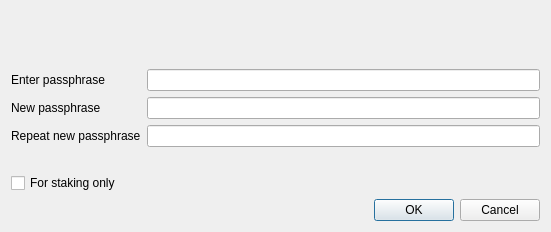
This is src/qt/forms/askpassphrasedialog.ui in privcycoin/privcy as Qt 5 draws it before an edit. The edited form follows.
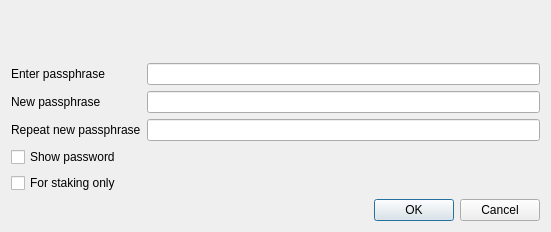
This is the edited form.

Commit message: [UI] Add toggle option password unbinding

```diff
--- a/src/qt/forms/askpassphrasedialog.ui
+++ b/src/qt/forms/askpassphrasedialog.ui
@@ -86,7 +86,14 @@
        </property>
       </widget>
      </item>
-     <item row="3" column="1">
+     <item row="3" column="0">
+     <widget class="QCheckBox" name="toggleShowPasswordButton">
+      <property name="text">
+        <string>Show password</string>
+       </property>
+       </widget>
+      </item>
+      <item row="4" column="1">    
       <widget class="QLabel" name="capsLabel">
        <property name="font">
         <font>
```
The commit also changes 2 other files.
